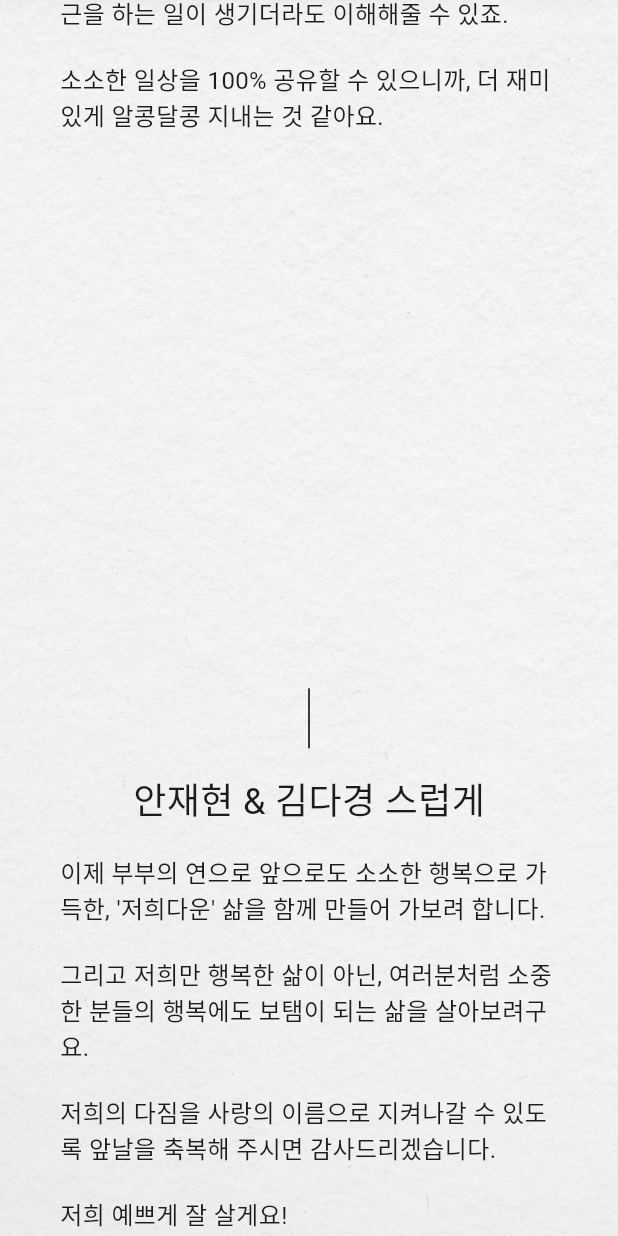
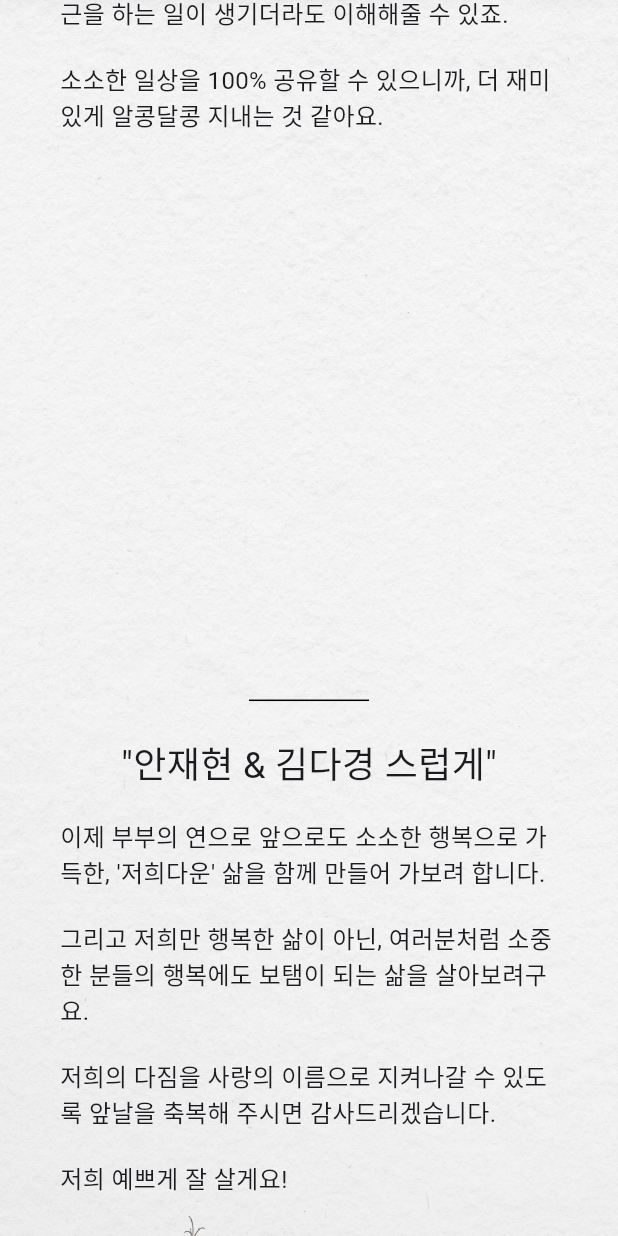
Before and after one commit to jhyunahn226/jhdkwedding, a Flutter app: the screen it shows after launch, scrolled down 2880 dp, on a phone screen of 412 x 824 dp. Run offline on Flutter 3.47's test engine with Material 3 defaults, Android fonts, the light colour scheme and no system bars; drawn by our look-alikes of carousel_slider; our stand-ins replace lottie, supabase_flutter; missing offline and left inert: kakao_flutter_sdk_share; accounts and stored records are empty; network calls fail; Roboto replaces fonts that are missing (KyoboHandwriting2019, Ownglyph-meetme).

```diff
--- a/lib/main.dart
+++ b/lib/main.dart
@@ -118,14 +118,16 @@ class _MainScreenState extends State<MainScreen> {
   Widget build(BuildContext context) {
     return Scaffold(
       body: _isLoading
-          ? Container(
-              decoration: const BoxDecoration(
-                image: DecorationImage(
-                  fit: BoxFit.cover,
-                  image: NetworkImage(
-                    'https://jdpuymhlqtfpzwbfzvvi.supabase.co/storage/v1/object/public/photos/onboarding.JPG',
+          ? Center(
+              child: Column(
+                mainAxisAlignment: MainAxisAlignment.center,
+                children: [
+                  Lottie.asset(
+                    'assets/lotties/loading.json',
+                    width: Sizes.size150,
                   ),
-                ),
+                  const Text('Loading...'),
+                ],
               ),
             )
           : SafeArea(
--- a/lib/widgets/page4.dart
+++ b/lib/widgets/page4.dart
@@ -20,8 +20,8 @@ class Page4 extends StatelessWidget {
           const Align(
             alignment: Alignment.center,
             child: SizedBox(
-              height: Sizes.size40,
-              child: VerticalDivider(
+              width: Sizes.size80,
+              child: Divider(
                 color: ColorEnum.black,
               ),
             ),
@@ -30,7 +30,7 @@ class Page4 extends StatelessWidget {
           const Align(
             alignment: Alignment.center,
             child: Text(
-              "안재현 & 김다경 스럽게",
+              '"안재현 & 김다경 스럽게"',
               style: TextStyle(
                 fontFamily: 'Ownglyph-meetme',
                 fontSize: Sizes.size24,
```
Also changed, not shown: 1 other file.
